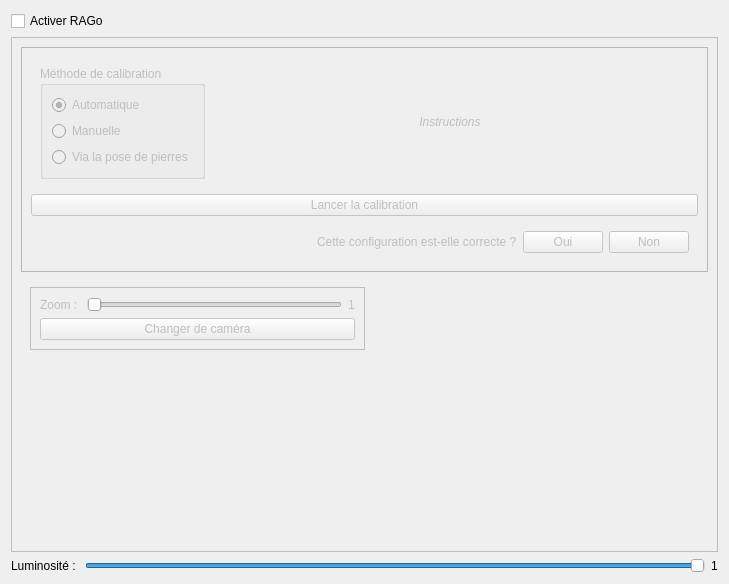
This is src/ragowidget.ui in EPeillard/qgo as Qt 5 draws it before an edit. The edited form follows.
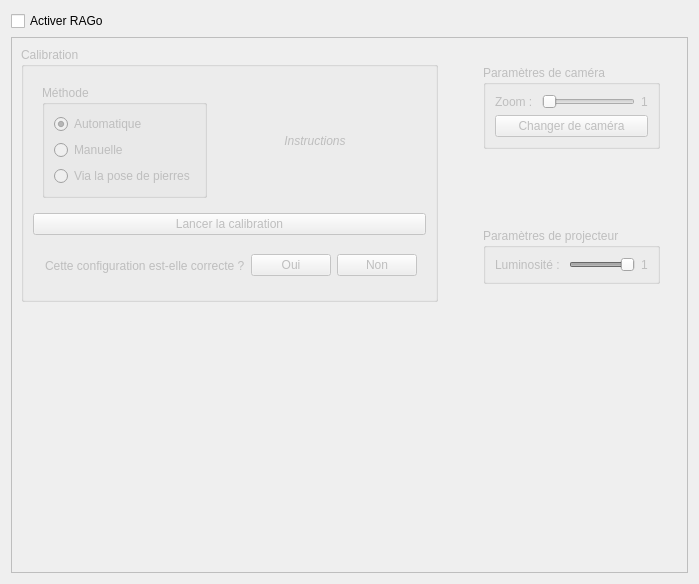
This is the edited form.

Commit message: Ajout de la calibration manuelle Reste les instructions à fixer

The edit to the form file:
```diff
--- a/src/ragowidget.ui
+++ b/src/ragowidget.ui
@@ -6,7 +6,7 @@
    <rect>
     <x>0</x>
     <y>0</y>
-    <width>729</width>
+    <width>699</width>
     <height>584</height>
    </rect>
   </property>
@@ -58,12 +58,11 @@
      </property>
      <layout class="QVBoxLayout" name="verticalLayout_8">
       <item>
-       <widget class="QFrame" name="frame">
-        <property name="frameShape">
-         <enum>QFrame::StyledPanel</enum>
-        </property>
-        <property name="frameShadow">
-         <enum>QFrame::Raised</enum>
+       <layout class="QHBoxLayout" name="horizontalLayout_7">
+        <item>
+         <widget class="QGroupBox" name="groupBox">
+          <property name="title">
+           <string>Calibration</string>
         </property>
         <layout class="QVBoxLayout" name="verticalLayout_2">
          <item>
@@ -72,7 +71,7 @@
             <item>
              <widget class="QGroupBox" name="groupBox_2">
               <property name="title">
-               <string>Méthode de calibration</string>
+                 <string>Méthode</string>
               </property>
               <layout class="QVBoxLayout" name="verticalLayout_4">
                <item>
@@ -194,13 +193,29 @@
       <item>
        <widget class="QWidget" name="beforeCalib" native="true">
         <layout class="QHBoxLayout" name="horizontalLayout_3">
+           <item>
+            <spacer name="horizontalSpacer_2">
+             <property name="orientation">
+              <enum>Qt::Horizontal</enum>
+             </property>
+             <property name="sizeHint" stdset="0">
+              <size>
+               <width>40</width>
+               <height>20</height>
+              </size>
+             </property>
+            </spacer>
+           </item>
          <item>
           <widget class="QFrame" name="horizontalFrame">
-           <property name="frameShape">
-            <enum>QFrame::Box</enum>
-           </property>
            <layout class="QVBoxLayout" name="verticalLayout_3">
             <item>
+               <widget class="QGroupBox" name="verticalGroupBox">
+                <property name="title">
+                 <string>Paramètres de caméra</string>
+                </property>
+                <layout class="QVBoxLayout" name="verticalLayout_5">
+                 <item>
              <layout class="QHBoxLayout" name="horizontalLayout_2">
               <item>
                <widget class="QLabel" name="label_4">
@@ -242,20 +257,71 @@
           </widget>
          </item>
          <item>
-          <spacer name="horizontalSpacer_2">
+               <spacer name="verticalSpacer">
            <property name="orientation">
-            <enum>Qt::Horizontal</enum>
+                 <enum>Qt::Vertical</enum>
            </property>
            <property name="sizeHint" stdset="0">
             <size>
-             <width>40</width>
-             <height>20</height>
+                  <width>20</width>
+                  <height>40</height>
             </size>
            </property>
           </spacer>
          </item>
-        </layout>
-       </widget>
+              <item>
+               <widget class="QGroupBox" name="verticalGroupBox">
+                <property name="title">
+                 <string>Paramètres de projecteur</string>
+                </property>
+                <layout class="QVBoxLayout" name="verticalLayout_6">
+                 <item>
+                  <layout class="QHBoxLayout" name="horizontalLayout_5">
+                   <item>
+                    <widget class="QLabel" name="label_2">
+                     <property name="text">
+                      <string>Luminosité : </string>
+                     </property>
+                    </widget>
+                   </item>
+                   <item>
+                    <widget class="QSlider" name="lumSlider">
+                     <property name="maximum">
+                      <number>100</number>
+                     </property>
+                     <property name="singleStep">
+                      <number>1</number>
+                     </property>
+                     <property name="value">
+                      <number>100</number>
+                     </property>
+                     <property name="sliderPosition">
+                      <number>100</number>
+                     </property>
+                     <property name="orientation">
+                      <enum>Qt::Horizontal</enum>
+                     </property>
+                    </widget>
+                   </item>
+                   <item>
+                    <widget class="QLabel" name="lumLabel">
+                     <property name="text">
+                      <string>1</string>
+                     </property>
+                    </widget>
+                   </item>
+                  </layout>
+                 </item>
+                </layout>
+               </widget>
+              </item>
+             </layout>
+            </widget>
+           </item>
+          </layout>
+         </widget>
+        </item>
+       </layout>
       </item>
       <item>
        <layout class="QGridLayout" name="gridLayout_3">
@@ -323,43 +389,6 @@
      </layout>
     </widget>
    </item>
-   <item>
-    <layout class="QHBoxLayout" name="horizontalLayout_5">
-     <item>
-      <widget class="QLabel" name="label_2">
-       <property name="text">
-        <string>Luminosité : </string>
-       </property>
-      </widget>
-     </item>
-     <item>
-      <widget class="QSlider" name="lumSlider">
-       <property name="maximum">
-        <number>100</number>
-       </property>
-       <property name="singleStep">
-        <number>1</number>
-       </property>
-       <property name="value">
-        <number>100</number>
-       </property>
-       <property name="sliderPosition">
-        <number>100</number>
-       </property>
-       <property name="orientation">
-        <enum>Qt::Horizontal</enum>
-       </property>
-      </widget>
-     </item>
-     <item>
-      <widget class="QLabel" name="lumLabel">
-       <property name="text">
-        <string>1</string>
-       </property>
-      </widget>
-     </item>
-    </layout>
-   </item>
   </layout>
  </widget>
  <resources/>
```
Lines whose indentation alone changed are shown as unchanged. The commit also changes 5 other files.
